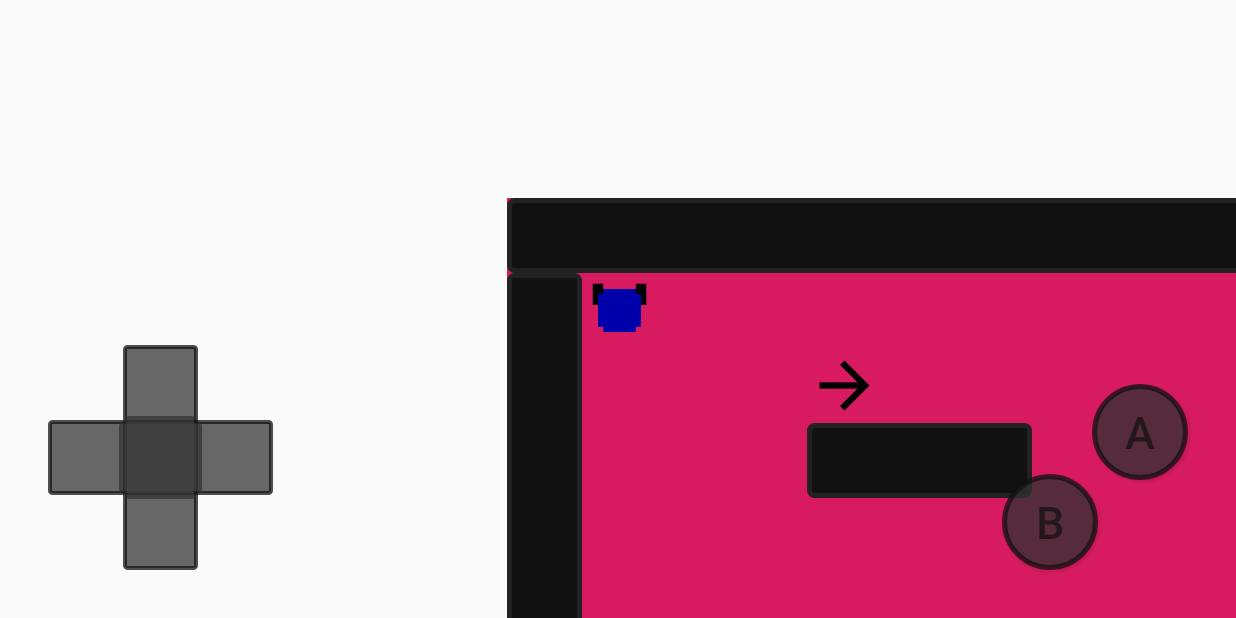
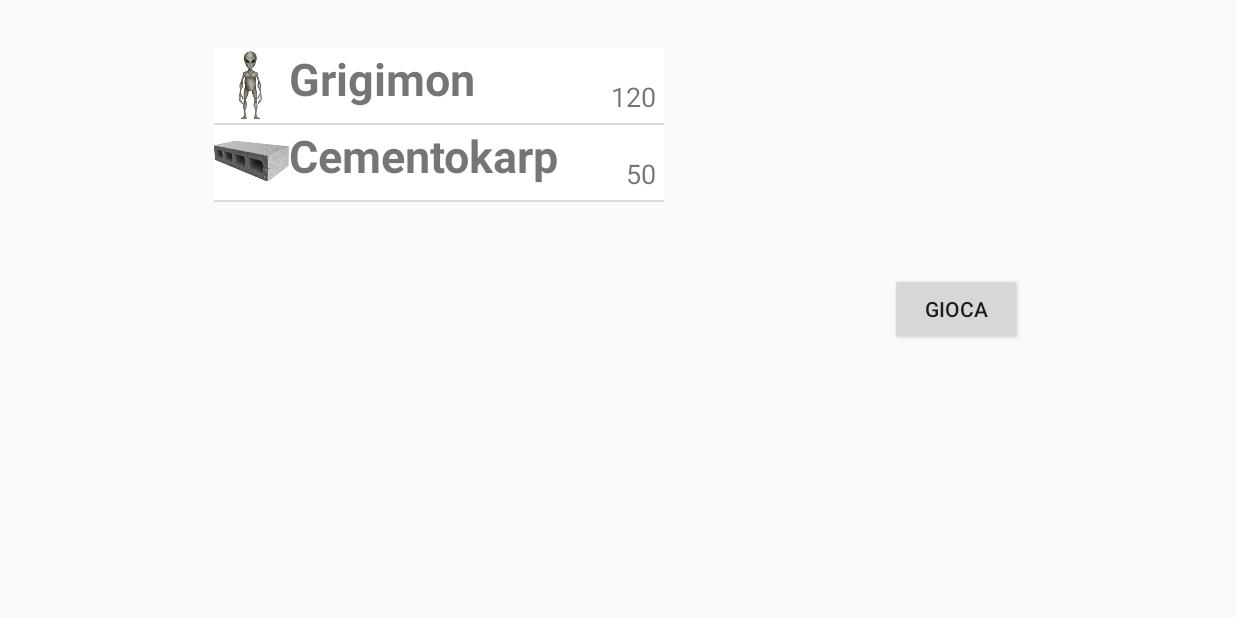
Before and after one commit to leonardo-speranzon/PokemonCemento, an Android app: the screen it shows after launch (MainActivity before the commit, StartActivity after it), on a phone screen of 824 x 412 dp (held sideways). Run offline under Robolectric (Android 15) with nearby library versions, the phone set to English and light mode, and no system bars.

Commit message:
Aggiunta scelta pokemon iniziale -aggiunto javadoc

```diff
--- a/app/src/main/AndroidManifest.xml
+++ b/app/src/main/AndroidManifest.xml
@@ -1,15 +1,26 @@
+<?xml version="1.0" encoding="utf-8"?>
 <manifest xmlns:android="http://schemas.android.com/apk/res/android"
     package="it.speranzon_galligioni.pokemoncemento">
 
     <application
-        android:screenOrientation="sensorLandscape"
         android:allowBackup="true"
         android:icon="@mipmap/ic_launcher"
         android:label="@string/app_name"
         android:roundIcon="@mipmap/ic_launcher_round"
+        android:screenOrientation="sensorLandscape"
         android:supportsRtl="true"
         android:theme="@style/AppTheme">
-        <activity android:name=".MainActivity"
+        <activity
+            android:name=".MainActivity"
+            android:screenOrientation="sensorLandscape">
+
+        </activity>
+
+        <meta-data
+            android:name="preloaded_fonts"
+            android:resource="@array/preloaded_fonts" />
+
+        <activity android:name=".StartActivity"
             android:screenOrientation="sensorLandscape">
             <intent-filter>
                 <action android:name="android.intent.action.MAIN" />
@@ -17,8 +28,6 @@
                 <category android:name="android.intent.category.LAUNCHER" />
             </intent-filter>
         </activity>
-        <meta-data
-            android:name="preloaded_fonts"
-            android:resource="@array/preloaded_fonts" />
     </application>
+
 </manifest>
--- a/app/src/main/java/it/speranzon_galligioni/pokemoncemento/Game.java
+++ b/app/src/main/java/it/speranzon_galligioni/pokemoncemento/Game.java
@@ -28,13 +28,6 @@ public class Game {
 	private boolean isMoving, mustMove, running;
 	private Runnable onScontro;
 
-	/*public Game(RelativeLayout map, int height, int width, Player player, TextController txtController,Runnable onScontro ,Context context) {
-		this(map, height, width, new ArrayList<Obstacle>(), new ArrayList<Trainer>(), player, txtController, onScontro, context);
-	}
-
-	public Game(RelativeLayout map, int height, int width, List<Obstacle> obstacles, List<Trainer> trainers, Player player, TextController txtController,Runnable onScontro, Context context) {
-		this(map, height, width, 0, 0, new ArrayList<Obstacle>(), trainers, player, txtController,onScontro, context);
-	}*/
 
 	public Game(RelativeLayout map, int height, int width, int playerInitX, int playerInitY, List<Obstacle> obstacles, List<Trainer> trainers, Player player, TextController txtController,Runnable onScontro, Context context) {
 		this.obstacles = new ArrayList<>(obstacles);
@@ -194,7 +187,11 @@ public class Game {
 		return false;
 	}
 
-	public Trainer checkTrainer(Direction direction) {
+	/**
+	 * controlla che non il player non venga visto da allenatori
+	 * @return se visto da allenatore
+	 */
+	public Trainer checkTrainer() {
 		int moveX = (int) (getX());
 		int moveY = (int) (getY());
 		for (Trainer t : trainers)
@@ -239,7 +236,7 @@ public class Game {
 
 						//controlla che il Player non venga visto dagli altri allenatori
 						final Trainer t;
-						if ((t = checkTrainer(currentDirection)) != null) {
+						if ((t = checkTrainer()) != null) {
 							stopMove();
 							player.block();
 							isMoving=false;
@@ -338,10 +335,18 @@ public class Game {
 		return map.getHeight();
 	}
 
+	/**
+	 * ritoran la direzione corrente
+	 * @return
+	 */
 	public Direction getCurrentDirection() {
 		return currentDirection;
 	}
 
+	/**
+	 * ritorna se sta correndo
+	 * @return
+	 */
 	public boolean isRunning() {
 		return running;
 	}
@@ -349,9 +354,4 @@ public class Game {
 	public void setRunning(boolean running) {
 		this.running = running;
 	}
-
-	public void scontro(){
-
-
-	}
 }
--- a/app/src/main/java/it/speranzon_galligioni/pokemoncemento/MainActivity.java
+++ b/app/src/main/java/it/speranzon_galligioni/pokemoncemento/MainActivity.java
@@ -40,12 +40,15 @@ public class MainActivity extends AppCompatActivity {
 	private Game game;
 	private ConstraintLayout root, joystick;
 	private TextController txtController;
-
+	private Pokemon myPokemon;
 
 	@SuppressLint("ClickableViewAccessibility")
 	@Override
 	protected void onCreate(Bundle savedInstanceState) {
 		super.onCreate(savedInstanceState);
+
+		myPokemon   = (Pokemon) getIntent().getSerializableExtra("pokemon");
+
 		setContentView(R.layout.activity_main);
 
 		GameCostants.BOX_SIZE = (int) TypedValue.applyDimension(
@@ -245,7 +248,7 @@ public class MainActivity extends AppCompatActivity {
 
 
 				//setContentView(R.layout.activity_scontro);
-				Scontro s=new Scontro(Pokemon.GRIGINOMON,Pokemon.CEMENTOKARP,new Runnable() {
+				Scontro s=new Scontro(myPokemon,Pokemon.CEMENTOKARP,new Runnable() {
 					@Override
 					public void run() {
 						View view=main;
--- a/app/src/main/java/it/speranzon_galligioni/pokemoncemento/Scontro.java
+++ b/app/src/main/java/it/speranzon_galligioni/pokemoncemento/Scontro.java
@@ -97,6 +97,9 @@ public class Scontro {
 
 	}
 
+	/**
+	 * attacco del nemico
+	 */
 	void enemyAttack(){
 
 		Attack atck=enemyAttacks[r.nextInt(4)];
@@ -104,11 +107,4 @@ public class Scontro {
 		txtAttackNameAnimator.start();
 		enemy.attackAnim(()->friendly.damage(atck.getDamage(),()->turno=true,()->onFinish.run()));
 	}
-
-	private boolean notEquals(int a,int... bs){
-		for(int b:bs)
-			if(b==a)
-				return false;
-		return true;
-	}
 }
--- /dev/null
+++ b/app/src/main/java/it/speranzon_galligioni/pokemoncemento/StartActivity.java
@@ -0,0 +1,47 @@
+package it.speranzon_galligioni.pokemoncemento;
+
+import android.content.Intent;
+import android.support.v7.app.AppCompatActivity;
+import android.os.Bundle;
+import android.util.Log;
+import android.view.View;
+import android.widget.ArrayAdapter;
+import android.widget.ListView;
+
+import it.speranzon_galligioni.pokemoncemento.adapter.PokemonAdapter;
+import it.speranzon_galligioni.pokemoncemento.enums.Pokemon;
+
+public class StartActivity extends AppCompatActivity {
+	ListView pkList,atkList;
+	Pokemon selectedPokemon;
+	@Override
+	protected void onCreate(Bundle savedInstanceState) {
+		super.onCreate(savedInstanceState);
+		setContentView(R.layout.activity_start);
+
+		pkList=findViewById(R.id.pokemon_list);
+		final ArrayAdapter pkAdapter=new PokemonAdapter(this,Pokemon.values());
+		pkList.setAdapter(pkAdapter);
+
+		pkList.setChoiceMode(ListView.CHOICE_MODE_SINGLE);
+
+		pkList.setOnItemClickListener((parent, view, position, id) -> {
+			view.setSelected(true);
+			selectedPokemon=Pokemon.values()[position];
+		});
+
+		findViewById(R.id.cmd_gioca).setOnClickListener(new View.OnClickListener() {
+			@Override
+			public void onClick(View v) {
+				if(selectedPokemon==null)
+					return;
+				Intent i=new Intent(getApplicationContext(),MainActivity.class);
+				i.putExtra("pokemon",selectedPokemon);
+				Log.d("PROVA",selectedPokemon.toString());
+				startActivity(i);
+			}
+		});
+
+
+	}
+}
--- /dev/null
+++ b/app/src/main/java/it/speranzon_galligioni/pokemoncemento/adapter/PokemonAdapter.java
@@ -0,0 +1,47 @@
+package it.speranzon_galligioni.pokemoncemento.adapter;
+
+import android.content.Context;
+import android.support.annotation.NonNull;
+import android.support.annotation.Nullable;
+import android.util.Log;
+import android.view.LayoutInflater;
+import android.view.View;
+import android.view.ViewGroup;
+import android.widget.ArrayAdapter;
+import android.widget.ImageView;
+import android.widget.TextView;
+
+import java.lang.reflect.Array;
+import java.util.List;
+
+import it.speranzon_galligioni.pokemoncemento.R;
+import it.speranzon_galligioni.pokemoncemento.enums.Pokemon;
+
+public class PokemonAdapter extends ArrayAdapter<Pokemon> {
+	private Context context;
+	private Pokemon[] pokemonList;
+	public PokemonAdapter(@NonNull Context context, @NonNull Pokemon[] list) {
+		super(context, 0, list);
+		this.context=context;
+		this.pokemonList=list;
+	}
+
+	public View getView(int position, @Nullable View convertView, @NonNull ViewGroup parent) {
+		View listItem = convertView;
+		if(listItem == null)
+			listItem = LayoutInflater.from(context).inflate(R.layout.item_pokemon,parent,false);
+
+
+		Pokemon pk=pokemonList[position];
+
+		TextView txtName = listItem.findViewById(R.id.name);
+		TextView txtHp = listItem.findViewById(R.id.hp);
+		ImageView img=listItem.findViewById(R.id.img);
+
+		txtName.setText(pk.getName());
+		txtHp.setText(pk.getHp()+"");
+		img.setImageDrawable(context.getDrawable(pk.getImg()));
+
+		return listItem;
+	}
+}
--- /dev/null
+++ b/app/src/main/res/drawable/bg_key.xml
@@ -0,0 +1,8 @@
+<?xml version="1.0" encoding="utf-8" ?>
+<selector xmlns:android="http://schemas.android.com/apk/res/android">
+    <item
+        android:state_selected="true"
+        android:drawable="@color/pressed_color"/>
+    <item
+        android:drawable="@color/default_color" />
+</selector>
--- /dev/null
+++ b/app/src/main/res/layout/activity_start.xml
@@ -0,0 +1,36 @@
+<?xml version="1.0" encoding="utf-8"?>
+<android.support.constraint.ConstraintLayout xmlns:android="http://schemas.android.com/apk/res/android"
+    xmlns:app="http://schemas.android.com/apk/res-auto"
+    xmlns:tools="http://schemas.android.com/tools"
+    android:layout_width="match_parent"
+    android:layout_height="match_parent"
+    tools:context=".StartActivity">
+
+    <ListView
+        android:id="@+id/pokemon_list"
+        android:layout_width="300dp"
+        android:layout_height="0dp"
+        android:layout_marginStart="8dp"
+        android:layout_marginTop="32dp"
+        android:layout_marginEnd="8dp"
+        android:layout_marginBottom="32dp"
+        app:layout_constraintBottom_toBottomOf="parent"
+        app:layout_constraintEnd_toStartOf="@+id/cmd_gioca"
+        app:layout_constraintStart_toStartOf="parent"
+        app:layout_constraintTop_toTopOf="parent" />
+
+    <Button
+        android:id="@+id/cmd_gioca"
+        android:layout_width="wrap_content"
+        android:layout_height="wrap_content"
+        android:layout_marginStart="8dp"
+        android:layout_marginTop="8dp"
+        android:layout_marginEnd="8dp"
+        android:layout_marginBottom="8dp"
+        android:text="GIOCA"
+        app:layout_constraintBottom_toBottomOf="parent"
+        app:layout_constraintEnd_toEndOf="parent"
+        app:layout_constraintStart_toEndOf="@+id/pokemon_list"
+        app:layout_constraintTop_toTopOf="parent" />
+
+</android.support.constraint.ConstraintLayout>
--- /dev/null
+++ b/app/src/main/res/layout/item_pokemon.xml
@@ -0,0 +1,43 @@
+<?xml version="1.0" encoding="utf-8"?>
+<LinearLayout xmlns:android="http://schemas.android.com/apk/res/android"
+    xmlns:app="http://schemas.android.com/apk/res-auto"
+    xmlns:tools="http://schemas.android.com/tools"
+    android:layout_width="match_parent"
+    android:layout_height="50dp"
+    android:background="@drawable/bg_key">
+
+    <ImageView
+        android:id="@+id/img"
+        android:layout_width="100dp"
+        android:layout_height="wrap_content"
+        android:layout_weight="1"
+        tools:srcCompat="@drawable/griginomon" />
+
+    <android.support.constraint.ConstraintLayout
+        android:layout_width="match_parent"
+        android:layout_height="match_parent"
+        android:layout_weight="1">
+
+
+        <TextView
+            android:id="@+id/name"
+            android:layout_width="match_parent"
+            android:layout_height="wrap_content"
+            android:textSize="30sp"
+            android:textStyle="bold"
+            app:layout_constraintStart_toStartOf="parent"
+            app:layout_constraintTop_toTopOf="parent"
+            tools:text="Griginomon" />
+
+        <TextView
+            android:id="@+id/hp"
+            android:layout_width="wrap_content"
+            android:layout_height="wrap_content"
+            android:padding="5dp"
+            android:textSize="18sp"
+            app:layout_constraintBottom_toBottomOf="parent"
+            app:layout_constraintEnd_toEndOf="parent"
+            tools:text="50 HP" />
+    </android.support.constraint.ConstraintLayout>
+
+</LinearLayout>
--- a/app/src/main/res/values/colors.xml
+++ b/app/src/main/res/values/colors.xml
@@ -5,4 +5,7 @@
     <color name="colorAccent">#D81B60</color>
     <color name="colorControllerIn">#b333</color>
     <color name="colorControllerOut">#b111</color>
+
+    <color name="pressed_color">#4d90fe</color>
+    <color name="default_color">#ffffff</color>
 </resources>
```
Also changed, not shown: app/src/main/java/it/speranzon_galligioni/pokemoncemento/gameObject/GameElement.java (+16 -2 lines), app/src/main/java/it/speranzon_galligioni/pokemoncemento/gameObject/Obstacle.java (+9 -1 lines), app/src/main/java/it/speranzon_galligioni/pokemoncemento/gameObject/Player.java (+12 -0 lines), app/src/main/java/it/speranzon_galligioni/pokemoncemento/gameObject/PokemonScontro.java (+13 -1 lines), app/src/main/java/it/speranzon_galligioni/pokemoncemento/gameObject/Trainer.java (+22 -1 lines).
